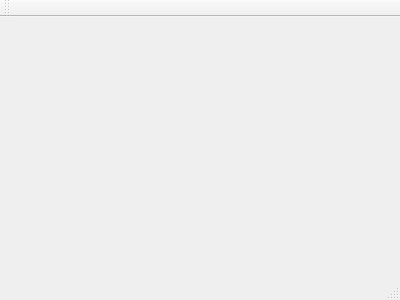
The window that NES/mainwindow.ui (TobiasRohner/NES-Emulator) describes before a commit, drawn with Qt 5.
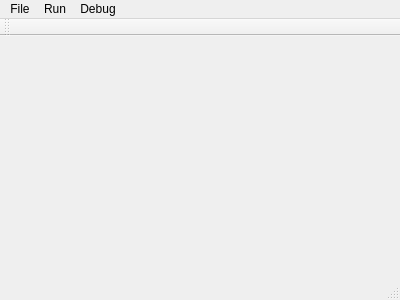
The same window after the commit.

```diff
--- a/NES/mainwindow.ui
+++ b/NES/mainwindow.ui
@@ -12,13 +12,64 @@
   <property name="windowTitle" >
    <string>MainWindow</string>
   </property>
-  <widget class="QMenuBar" name="menuBar" />
-  <widget class="QToolBar" name="mainToolBar" />
-  <widget class="QWidget" name="centralWidget" />
-  <widget class="QStatusBar" name="statusBar" />
+  <widget class="QWidget" name="centralWidget"/>
+  <widget class="QMenuBar" name="menuBar">
+   <property name="geometry">
+    <rect>
+     <x>0</x>
+     <y>0</y>
+     <width>400</width>
+     <height>21</height>
+    </rect>
+   </property>
+   <widget class="QMenu" name="menuDatei">
+    <property name="title">
+     <string>File</string>
+    </property>
+    <addaction name="actionOpen"/>
+   </widget>
+   <widget class="QMenu" name="menuDebug">
+    <property name="title">
+     <string>Debug</string>
+    </property>
+    <addaction name="actionOpenDebugger"/>
+   </widget>
+   <widget class="QMenu" name="menuRun">
+    <property name="title">
+     <string>Run</string>
+    </property>
+    <addaction name="actionExecute"/>
+   </widget>
+   <addaction name="menuDatei"/>
+   <addaction name="menuRun"/>
+   <addaction name="menuDebug"/>
+  </widget>
+  <widget class="QToolBar" name="mainToolBar">
+   <attribute name="toolBarArea">
+    <enum>TopToolBarArea</enum>
+   </attribute>
+   <attribute name="toolBarBreak">
+    <bool>false</bool>
+   </attribute>
+  </widget>
+  <widget class="QStatusBar" name="statusBar"/>
+  <action name="actionOpen">
+   <property name="text">
+    <string>Open</string>
+   </property>
+  </action>
+  <action name="actionOpenDebugger">
+   <property name="text">
+    <string>Debugger</string>
+   </property>
+  </action>
+  <action name="actionExecute">
+   <property name="text">
+    <string>Execute</string>
+   </property>
+  </action>
  </widget>
- <layoutDefault spacing="6" margin="11" />
- <pixmapfunction></pixmapfunction>
+ <layoutdefault spacing="6" margin="11"/>
  <resources/>
  <connections/>
 </ui>
```
Left out of the diff: 7 changed lines with no effect on the pictures.
